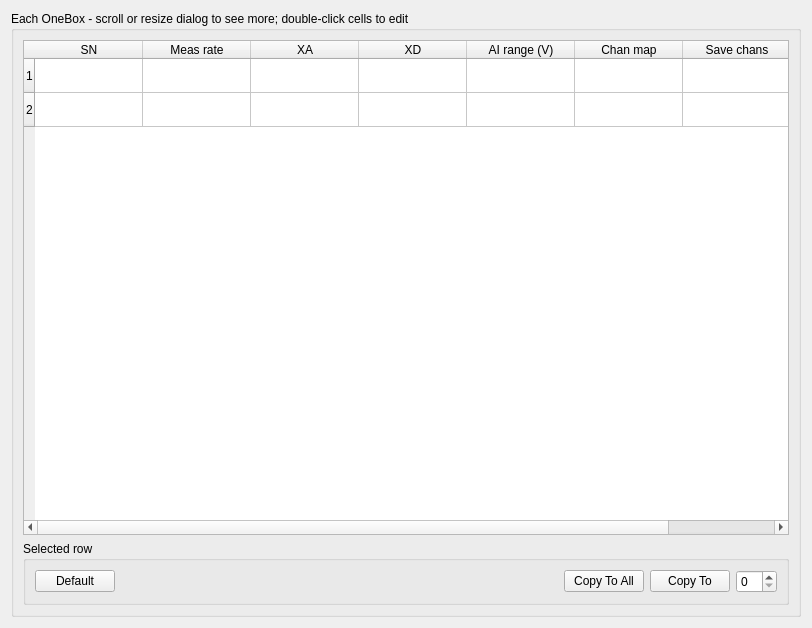
The window that Forms/ObxTab.ui (billkarsh/SpikeGLX) describes before a commit, drawn with Qt 5.
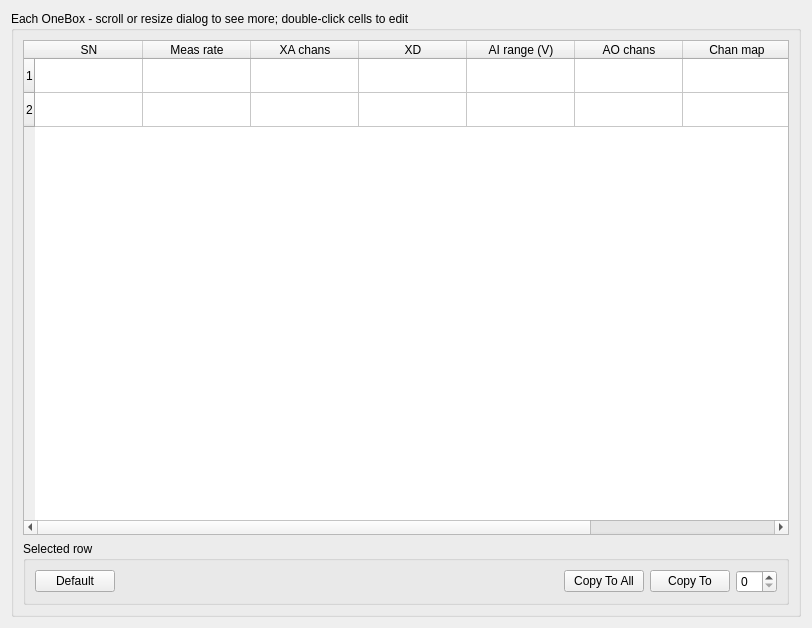
The same window after the commit.

Diff of the .ui file:
```diff
--- a/Forms/ObxTab.ui
+++ b/Forms/ObxTab.ui
@@ -78,7 +78,7 @@
         </column>
         <column>
          <property name="text">
-          <string>XA</string>
+          <string>XA chans</string>
          </property>
         </column>
         <column>
@@ -91,6 +91,11 @@
           <string>AI range (V)</string>
          </property>
         </column>
+        <column>
+         <property name="text">
+          <string>AO chans</string>
+         </property>
+        </column>
         <column>
          <property name="text">
           <string>Chan map</string>
```
